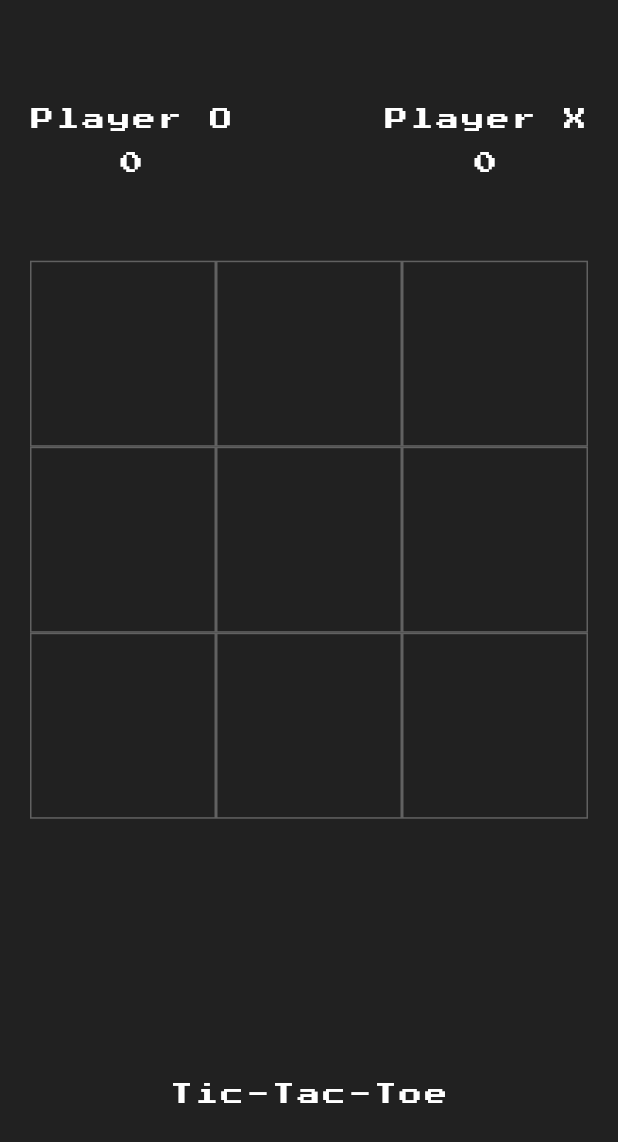
After one commit to MichaelZakaria/Tic-Tac-Toe, a Flutter app: the screen it shows after launch, after a tap on "Easy", on a phone screen of 412 x 824 dp. The commit adds this screen. Shown: the top 1142 px of the screen. Run offline on Flutter 3.47's test engine with Material 3 defaults, Android fonts, the light colour scheme and no system bars; our stand-ins replace avatar_glow, get, google_fonts.

Commit message:
Refactoring code

```diff
--- /dev/null
+++ b/lib/common/board/my_board.dart
@@ -0,0 +1,33 @@
+import 'package:flutter/material.dart';
+import 'package:get/get_state_manager/src/rx_flutter/rx_obx_widget.dart';
+import '../../controllers/game_controller.dart';
+
+class MyBoard extends StatelessWidget {
+  const MyBoard({
+    super.key,
+  });
+
+  @override
+  Widget build(BuildContext context) {
+    final controller = GameController.instance;
+
+    return Expanded(
+      flex: 3,
+      child: GridView.builder(
+          itemCount: 9,
+          gridDelegate: const SliverGridDelegateWithFixedCrossAxisCount(crossAxisCount: 3),
+          itemBuilder: (BuildContext context, int index) {
+            return GestureDetector(
+              onTap: () { controller.onTap(index); },
+              child: Container(
+                decoration: BoxDecoration(border: Border.all(color: Colors.grey[700]!)),
+                child: Center(
+                  child: Obx(() => Text(controller.displayXO[index], style: const TextStyle(color: Colors.white, fontSize: 30))),
+                ),
+              ),
+            );
+          }
+      ),
+    );
+  }
+}
--- /dev/null
+++ b/lib/common/score_board/my_score_board.dart
@@ -0,0 +1,40 @@
+import 'package:flutter/cupertino.dart';
+import 'package:get/get_state_manager/src/rx_flutter/rx_obx_widget.dart';
+import '../../controllers/game_controller.dart';
+import '../fonts/my_fonts.dart';
+
+class MyScoreBoard extends StatelessWidget {
+  const MyScoreBoard({
+    super.key,
+  });
+
+  @override
+  Widget build(BuildContext context) {
+    final controller = GameController.instance;
+
+    return Expanded(
+        child: Row(
+          mainAxisAlignment: MainAxisAlignment.spaceBetween,
+          children: [
+            Column(
+              mainAxisAlignment: MainAxisAlignment.center,
+              children: [
+                Text('Player O', style: MyFonts.myFontWhite),
+                const SizedBox(height: 8),
+                Obx(() => Text(controller.oScore.toString(), style: MyFonts.myFontWhite)),
+              ],
+            ),
+
+            Column(
+              mainAxisAlignment: MainAxisAlignment.center,
+              children: [
+                Text('Player X', style: MyFonts.myFontWhite),
+                const SizedBox(height: 8),
+                Obx(() => Text(controller.xScore.toString(), style: MyFonts.myFontWhite)),
+              ],
+            )
+          ],
+        )
+    );
+  }
+}
--- a/lib/controllers/game_controller.dart
+++ b/lib/controllers/game_controller.dart
@@ -351,12 +351,12 @@ class GameController extends GetxController {
     if(bestMove != null) {
       if(oTurn) {
 
-          displayXO[bestMove!] = 'o';
+          displayXO[bestMove] = 'o';
           filledSpaces += 1;
 
       } else if(!oTurn) {
 
-          displayXO[bestMove!] = 'x';
+          displayXO[bestMove] = 'x';
           filledSpaces += 1;
 
       }
```
Also changed, not shown: lib/views/game_screen.dart (+4 -42 lines).
